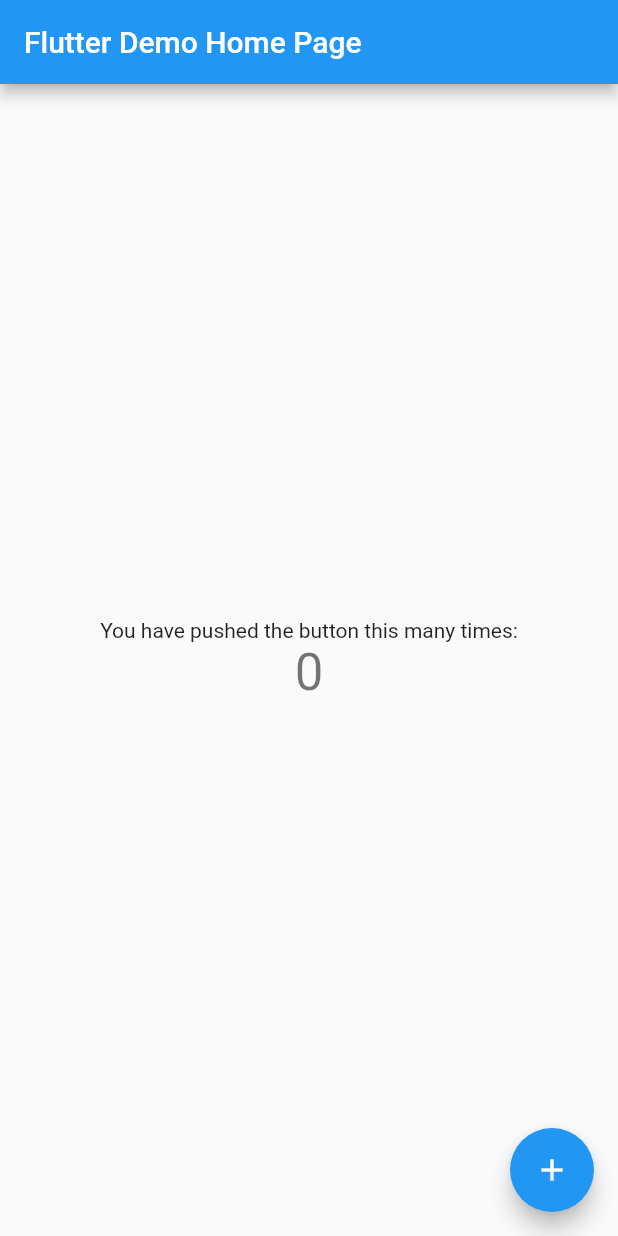
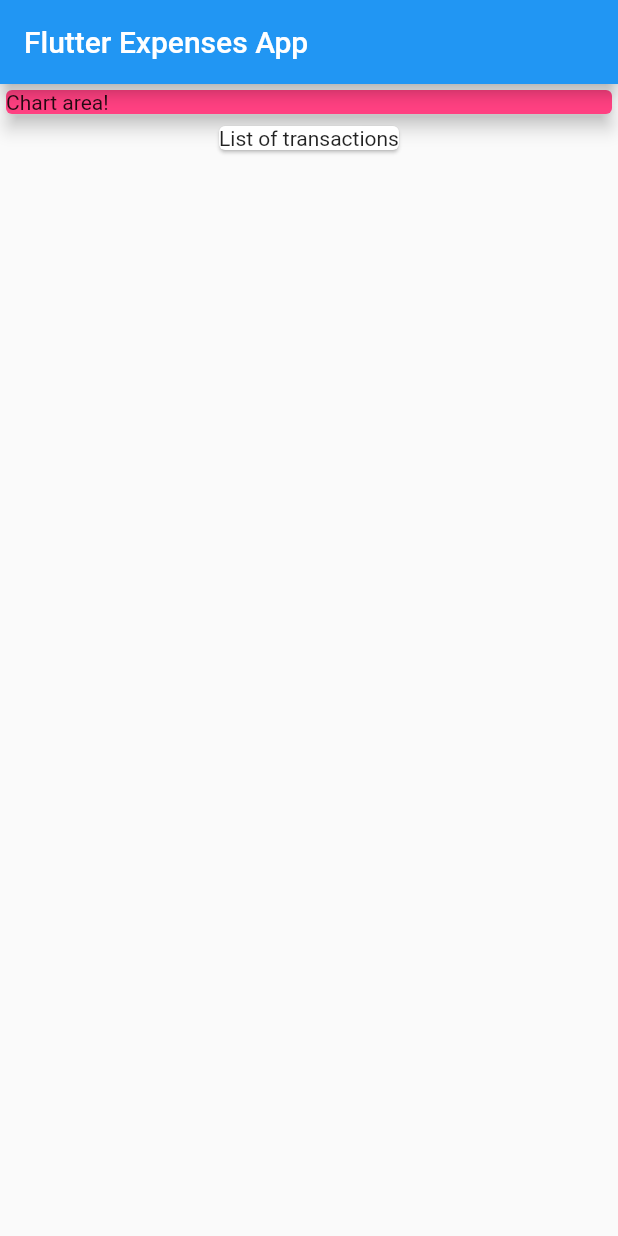
Before and after one commit to hackernewbie/personal_expenses, a Flutter app: the screen it shows after launch, on a phone screen of 412 x 824 dp. Run offline on Flutter 3.47's test engine with Material 2 defaults, Android fonts, the phone set to English and light mode, and no system bars.

Commit message:
Vanilla homepage

```diff
--- a/personal_expenses/lib/main.dart
+++ b/personal_expenses/lib/main.dart
@@ -11,107 +11,35 @@ class MyApp extends StatelessWidget {
     return MaterialApp(
       title: 'Flutter Demo',
       theme: ThemeData(
-        // This is the theme of your application.
-        //
-        // Try running your application with "flutter run". You'll see the
-        // application has a blue toolbar. Then, without quitting the app, try
-        // changing the primarySwatch below to Colors.green and then invoke
-        // "hot reload" (press "r" in the console where you ran "flutter run",
-        // or simply save your changes to "hot reload" in a Flutter IDE).
-        // Notice that the counter didn't reset back to zero; the application
-        // is not restarted.
         primarySwatch: Colors.blue,
-        // This makes the visual density adapt to the platform that you run
-        // the app on. For desktop platforms, the controls will be smaller and
-        // closer together (more dense) than on mobile platforms.
         visualDensity: VisualDensity.adaptivePlatformDensity,
       ),
-      home: MyHomePage(title: 'Flutter Demo Home Page'),
+      home: MyHomePage(),
     );
   }
 }
 
-class MyHomePage extends StatefulWidget {
-  MyHomePage({Key key, this.title}) : super(key: key);
-
-  // This widget is the home page of your application. It is stateful, meaning
-  // that it has a State object (defined below) that contains fields that affect
-  // how it looks.
-
-  // This class is the configuration for the state. It holds the values (in this
-  // case the title) provided by the parent (in this case the App widget) and
-  // used by the build method of the State. Fields in a Widget subclass are
-  // always marked "final".
-
-  final String title;
-
-  @override
-  _MyHomePageState createState() => _MyHomePageState();
-}
-
-class _MyHomePageState extends State<MyHomePage> {
-  int _counter = 0;
-
-  void _incrementCounter() {
-    setState(() {
-      // This call to setState tells the Flutter framework that something has
-      // changed in this State, which causes it to rerun the build method below
-      // so that the display can reflect the updated values. If we changed
-      // _counter without calling setState(), then the build method would not be
-      // called again, and so nothing would appear to happen.
-      _counter++;
-    });
-  }
-
+class MyHomePage extends StatelessWidget {
   @override
   Widget build(BuildContext context) {
-    // This method is rerun every time setState is called, for instance as done
-    // by the _incrementCounter method above.
-    //
-    // The Flutter framework has been optimized to make rerunning build methods
-    // fast, so that you can just rebuild anything that needs updating rather
-    // than having to individually change instances of widgets.
-    return Scaffold(
-      appBar: AppBar(
-        // Here we take the value from the MyHomePage object that was created by
-        // the App.build method, and use it to set our appbar title.
-        title: Text(widget.title),
-      ),
-      body: Center(
-        // Center is a layout widget. It takes a single child and positions it
-        // in the middle of the parent.
-        child: Column(
-          // Column is also a layout widget. It takes a list of children and
-          // arranges them vertically. By default, it sizes itself to fit its
-          // children horizontally, and tries to be as tall as its parent.
-          //
-          // Invoke "debug painting" (press "p" in the console, choose the
-          // "Toggle Debug Paint" action from the Flutter Inspector in Android
-          // Studio, or the "Toggle Debug Paint" command in Visual Studio Code)
-          // to see the wireframe for each widget.
-          //
-          // Column has various properties to control how it sizes itself and
-          // how it positions its children. Here we use mainAxisAlignment to
-          // center the children vertically; the main axis here is the vertical
-          // axis because Columns are vertical (the cross axis would be
-          // horizontal).
-          mainAxisAlignment: MainAxisAlignment.center,
-          children: <Widget>[
-            Text(
-              'You have pushed the button this many times:',
+    return Scaffold(appBar: AppBar(
+      title: Text('Flutter Expenses App'),
+    ),
+      body: Column(
+        children: <Widget>[
+          Container(
+            width: double.infinity,
+            child: Card(
+                color: Colors.pinkAccent,
+                child: Text('Chart area!'),
+                elevation: 5,
             ),
-            Text(
-              '$_counter',
-              style: Theme.of(context).textTheme.headline4,
-            ),
-          ],
-        ),
-      ),
-      floatingActionButton: FloatingActionButton(
-        onPressed: _incrementCounter,
-        tooltip: 'Increment',
-        child: Icon(Icons.add),
-      ), // This trailing comma makes auto-formatting nicer for build methods.
+          ),
+          Card(
+            child: Text('List of transactions'),
+          ),
+        ],
+      )
     );
   }
 }
```
